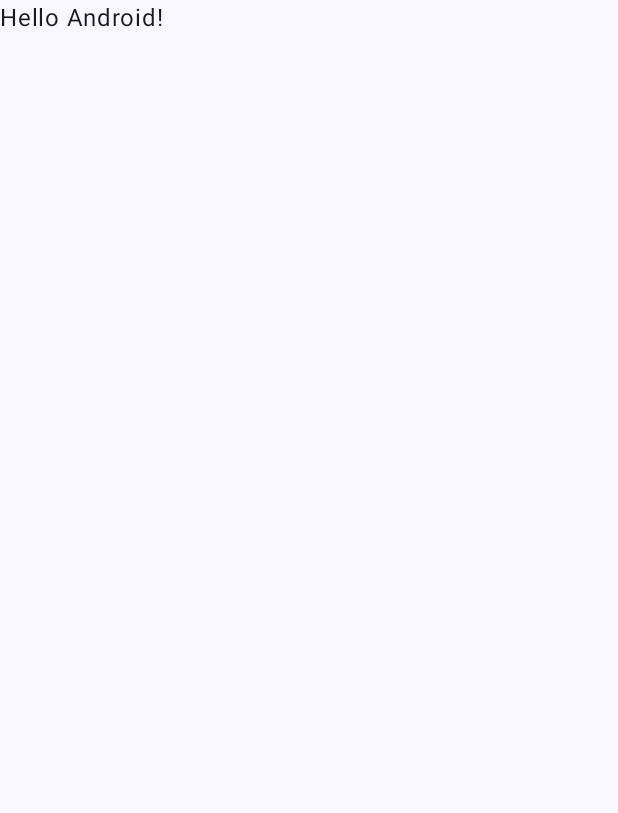
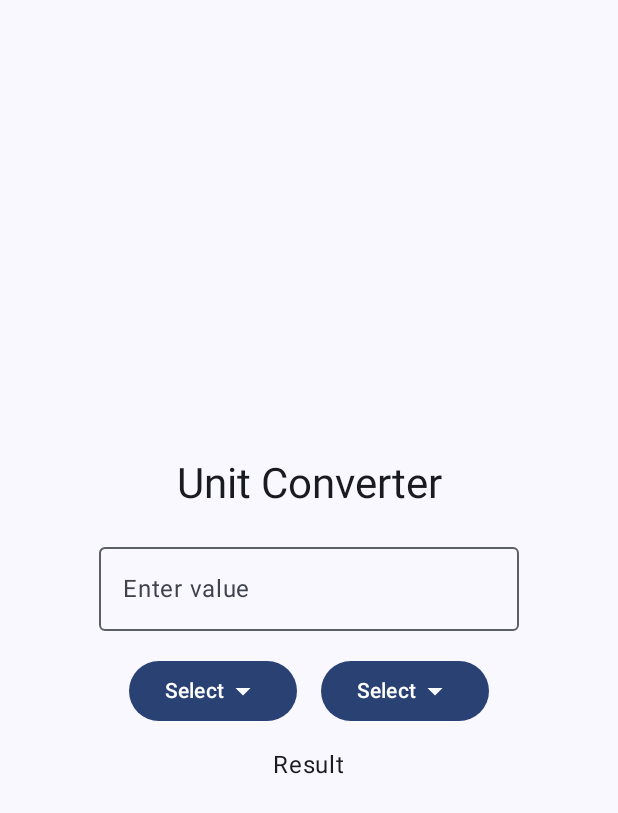
Before and after one commit to benjaminraffetseder/unitconverter, an Android app built with Jetpack Compose: the screen it shows after launch (MainActivity), on a phone screen of 412 x 824 dp. Before the commit the part shown is almost empty. Shown: the top 813 px of the screen. Run offline under Robolectric (Android 15) with nearby library versions, the phone set to English and light mode, and no system bars.

Commit message:
app layout

```diff
--- a/app/src/main/java/com/benjaminraffetseder/unitconverter/MainActivity.kt
+++ b/app/src/main/java/com/benjaminraffetseder/unitconverter/MainActivity.kt
@@ -3,13 +3,29 @@ package com.benjaminraffetseder.unitconverter
 import android.os.Bundle
 import androidx.activity.ComponentActivity
 import androidx.activity.compose.setContent
+import androidx.compose.foundation.layout.Arrangement
+import androidx.compose.foundation.layout.Box
+import androidx.compose.foundation.layout.Column
+import androidx.compose.foundation.layout.Row
+import androidx.compose.foundation.layout.Spacer
 import androidx.compose.foundation.layout.fillMaxSize
+import androidx.compose.foundation.layout.height
+import androidx.compose.foundation.layout.width
+import androidx.compose.material.icons.Icons
+import androidx.compose.material.icons.filled.ArrowDropDown
+import androidx.compose.material3.Button
+import androidx.compose.material3.DropdownMenu
+import androidx.compose.material3.DropdownMenuItem
+import androidx.compose.material3.Icon
 import androidx.compose.material3.MaterialTheme
+import androidx.compose.material3.OutlinedTextField
 import androidx.compose.material3.Surface
 import androidx.compose.material3.Text
 import androidx.compose.runtime.Composable
+import androidx.compose.ui.Alignment
 import androidx.compose.ui.Modifier
 import androidx.compose.ui.tooling.preview.Preview
+import androidx.compose.ui.unit.dp
 import com.benjaminraffetseder.unitconverter.ui.theme.UnitConverterTheme
 
 class MainActivity : ComponentActivity() {
@@ -22,7 +38,7 @@ class MainActivity : ComponentActivity() {
                     modifier = Modifier.fillMaxSize(),
                     color = MaterialTheme.colorScheme.background
                 ) {
-                    Greeting("Android")
+                    UnitConverter()
                 }
             }
         }
@@ -30,17 +46,55 @@ class MainActivity : ComponentActivity() {
 }
 
 @Composable
-fun Greeting(name: String, modifier: Modifier = Modifier) {
-    Text(
-        text = "Hello $name!",
-        modifier = modifier
-    )
+fun UnitConverter(){
+    Column(
+        modifier = Modifier.fillMaxSize(),
+        verticalArrangement = Arrangement.Center,
+        horizontalAlignment = Alignment.CenterHorizontally,
+    ) {
+        Text("Unit Converter", style = MaterialTheme.typography.headlineMedium)
+        Spacer(modifier = Modifier.height(16.dp))
+        OutlinedTextField(
+            value = "",
+            onValueChange = {
+                /*TODO: handle input*/ },
+            label = { Text("Enter value") }
+        )
+        Spacer(modifier = Modifier.height(16.dp))
+        Row {
+            Box {
+                Button(onClick = { /*TODO*/ }) {
+                    Text("Select")
+                    Icon(Icons.Default.ArrowDropDown, contentDescription = null)
+                }
+                DropdownMenu(expanded = false, onDismissRequest = { /*TODO*/ }) {
+                    DropdownMenuItem(text = { Text("Millimeters") }, onClick = { /*TODO*/ })
+                    DropdownMenuItem(text = { Text("Centimeters") }, onClick = { /*TODO*/ })
+                    DropdownMenuItem(text = { Text("Meters") }, onClick = { /*TODO*/ })
+                    DropdownMenuItem(text = { Text("Feet") }, onClick = { /*TODO*/ })
+                }
+            }
+            Spacer(modifier = Modifier.width(16.dp))
+            Box {
+                Button(onClick = { /*TODO*/ }) {
+                    Text("Select")
+                    Icon(Icons.Default.ArrowDropDown, contentDescription = null)
+                }
+                DropdownMenu(expanded = false, onDismissRequest = { /*TODO*/ }) {
+                    DropdownMenuItem(text = { Text("Millimeters") }, onClick = { /*TODO*/ })
+                    DropdownMenuItem(text = { Text("Centimeters") }, onClick = { /*TODO*/ })
+                    DropdownMenuItem(text = { Text("Meters") }, onClick = { /*TODO*/ })
+                    DropdownMenuItem(text = { Text("Feet") }, onClick = { /*TODO*/ })
+                }
+            }
+        }
+        Spacer(modifier = Modifier.height(16.dp))
+        Text(text = "Result", style = MaterialTheme.typography.bodyLarge)
+    }
 }
 
 @Preview(showBackground = true)
 @Composable
-fun GreetingPreview() {
-    UnitConverterTheme {
-        Greeting("Android")
-    }
+fun UnitConverterPreview() {
+    UnitConverter()
 }
```
